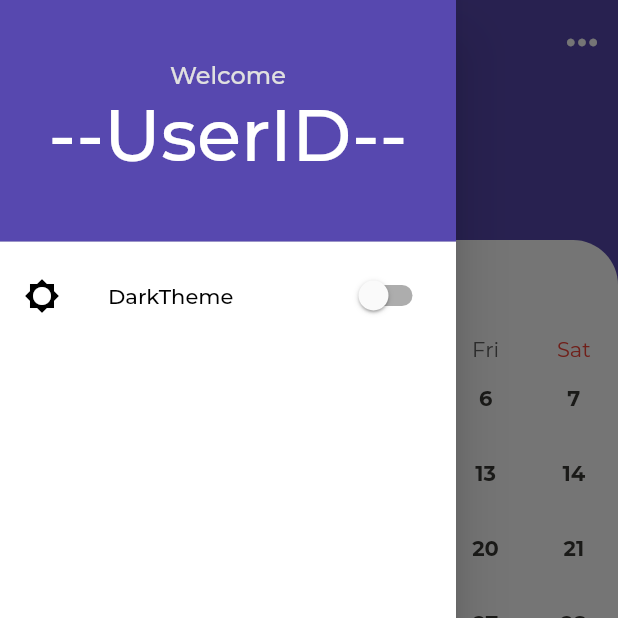
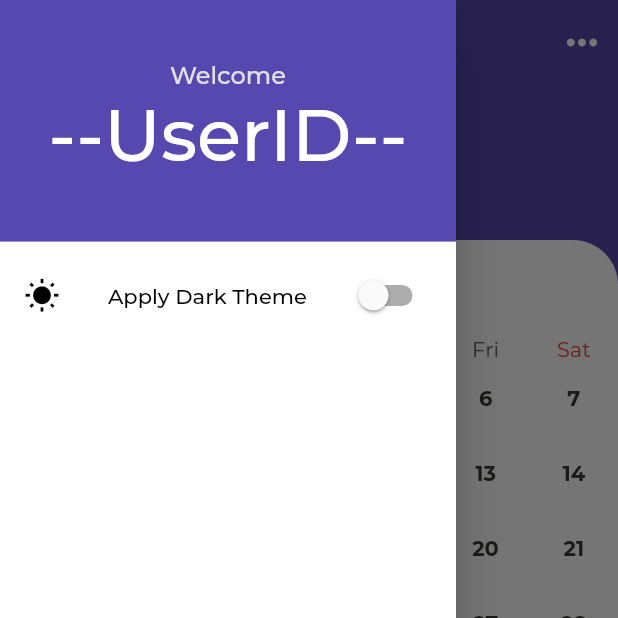
Before and after one commit to mohitagr1/Hostel_UI, a Flutter app: the HomeScreen screen opened directly, with the side drawer open, on a phone screen of 412 x 824 dp, the top half of it. Run offline on Flutter 3.47's test engine with Material 2 defaults, Android fonts, the phone set to English and light mode, and no system bars; drawn by our look-alikes of table_calendar; our stand-ins replace flare_flutter, shared_preferences; missing offline and left inert: flutter_statusbarcolor; accounts and stored records are empty; project files that could hold a hidden picture were left out.

Commit message:
small sweet change, with drawer

```diff
--- a/lib/screens/drawer_screen.dart
+++ b/lib/screens/drawer_screen.dart
@@ -69,13 +69,13 @@ class _DrawerScreenState extends State<DrawerScreen> {
           ),
           SwitchListTile(
               title: Text(
-                'DarkTheme',
+                isSwitched?'Apply Light Theme':'Apply Dark Theme',
                 style: TextStyle(
                   color: colors.getTimelineTextColor(),
                 ),
               ),
               secondary: Icon(
-                Icons.brightness_low,
+                isSwitched?Icons.brightness_3:Icons.wb_sunny,
                 color: colors.getTimelineTextColor(),
               ),
               value: isSwitched,
@@ -86,7 +86,6 @@ class _DrawerScreenState extends State<DrawerScreen> {
                 _sharedPreferences.setBool("isDarkMode", val);
                 isSwitched = val;
                 val ? colors.setIndexNo(1) : colors.setIndexNo(0);
-                Navigator.of(context).pop();
               })
         ],
       ),
```
